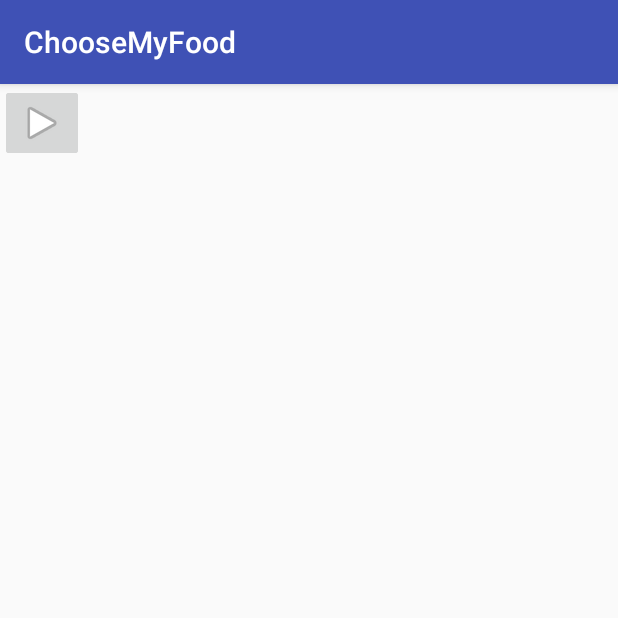
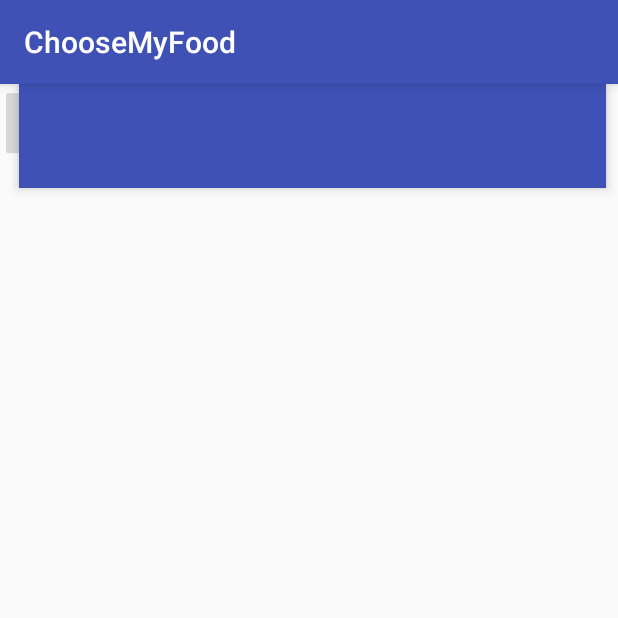
Before and after one commit to jsteph221/ChooseMyFood, an Android app: the screen it shows after launch (MainActivity), on a phone screen of 412 x 824 dp, the top half of it. Run offline under Robolectric (Android 15) with nearby library versions, the phone set to English and light mode, and no system bars; our stand-ins replace Volley; 3 statements that could not run were skipped.

Commit message:
Something working

```diff
--- a/app/build.gradle
+++ b/app/build.gradle
@@ -27,6 +27,8 @@ dependencies {
     compile 'com.android.support:appcompat-v7:25.3.1'
     compile 'com.android.support.constraint:constraint-layout:1.0.2'
     compile 'com.google.android.gms:play-services-location:11.0.4'
+    compile 'com.google.android.gms:play-services-places:11.0.4'
+    compile 'com.android.volley:volley:1.0.0'
 
     testCompile 'junit:junit:4.12'
 }
--- a/app/src/main/AndroidManifest.xml
+++ b/app/src/main/AndroidManifest.xml
@@ -2,6 +2,9 @@
 <manifest xmlns:android="http://schemas.android.com/apk/res/android"
     package="elapse.choosemyfood">
     <uses-permission android:name="android.permission.ACCESS_FINE_LOCATION" />
+    <meta-data
+        android:name="com.google.android.geo.API_KEY"
+        android:value="AIzaSyCcndRN1-FqszyIMNj8m4Goa2C3U5rofqM"/>
 
     <application
         android:allowBackup="true"
--- a/app/src/main/java/elapse/choosemyfood/MainActivity.java
+++ b/app/src/main/java/elapse/choosemyfood/MainActivity.java
@@ -9,26 +9,64 @@ import android.support.annotation.NonNull;
 import android.support.v4.app.ActivityCompat;
 import android.support.v4.content.ContextCompat;
 import android.support.v7.app.AppCompatActivity;
+import android.support.v7.widget.Toolbar;
+import android.util.Log;
+import android.widget.Toast;
 
+import com.android.volley.RequestQueue;
+import com.android.volley.toolbox.Volley;
+import com.google.android.gms.common.ConnectionResult;
 import com.google.android.gms.common.api.ApiException;
 import com.google.android.gms.common.api.CommonStatusCodes;
 import com.google.android.gms.common.api.ResolvableApiException;
+import com.google.android.gms.common.api.ResultCallback;
 import com.google.android.gms.location.FusedLocationProviderClient;
 import com.google.android.gms.location.LocationRequest;
 import com.google.android.gms.location.LocationServices;
 import com.google.android.gms.location.LocationSettingsRequest;
 import com.google.android.gms.location.LocationSettingsResponse;
 import com.google.android.gms.location.LocationSettingsStatusCodes;
+import com.google.android.gms.location.places.Place;
+import com.google.android.gms.location.places.PlaceBuffer;
+import com.google.android.gms.location.places.Places;
 import com.google.android.gms.location.SettingsClient;
 import com.google.android.gms.tasks.OnFailureListener;
 import com.google.android.gms.tasks.OnSuccessListener;
 import com.google.android.gms.tasks.Task;
+import com.google.android.gms.common.api.GoogleApiClient;
+import com.google.android.gms.common.api.GoogleApiClient.OnConnectionFailedListener;
+
+
+import com.android.volley.Request;
+import com.android.volley.Response;
+import com.android.volley.VolleyError;
+import com.android.volley.toolbox.JsonObjectRequest;
+
+import org.json.JSONArray;
+import org.json.JSONException;
+import org.json.JSONObject;
+
+import java.util.Random;
 
 import static android.content.pm.PackageManager.PERMISSION_GRANTED;
 
-public class MainActivity extends AppCompatActivity {
+public class MainActivity extends AppCompatActivity implements OnConnectionFailedListener  {
+    private static final String TAG = "Main_Activity";
+    private static final String baseUrl = "https://maps.googleapis.com/maps/api/place/textsearch/json?";
+    private static final String googleApiKey = "AIzaSyCcndRN1-FqszyIMNj8m4Goa2C3U5rofqM";
+    //Search Options
+    private String[] keywords;
+    private Location mCurrentLocation;
+    private String radius = "25000"; //Max 50000
+    private String minPrice = "0";
+    private String maxPrice = "4";
+    private static final String openNow = "true";
+    private static final String type = "restaurant";
+
+
     private FusedLocationProviderClient mFusedLocationClient;
-    private Location mCurrentLocation;
+    private GoogleApiClient mGoogleApiClient;
+
 
     private static final int  MY_PERMISSIONS_REQUEST_ACCESS_FINE_LOCATION = 1;
     protected static final int REQUEST_CHECK_SETTINGS = 0x1;
@@ -38,11 +76,70 @@ public class MainActivity extends AppCompatActivity {
     protected void onCreate(Bundle savedInstanceState) {
         super.onCreate(savedInstanceState);
         setContentView(R.layout.activity_main);
+        Toolbar myToolbar = (Toolbar) findViewById(R.id.my_toolbar);
+        setSupportActionBar(myToolbar);
         mFusedLocationClient = LocationServices.getFusedLocationProviderClient(this);
+        mGoogleApiClient = new GoogleApiClient
+                .Builder(this)
+                .addApi(Places.GEO_DATA_API)
+                .enableAutoManage(this, this)
+                .build();
+        checkAndRequestPermissions();
+        checkLocationSettings();
 
+
+    }
+    @Override
+    public void onConnectionFailed(ConnectionResult result) {
+        // An unresolvable error has occurred and a connection to Google APIs
+        // could not be established. Display an error message, or handle
+        // the failure silently
+
+        // TODO: On connection to google play failed
     }
 
     private void getRestaurant(){
+        RequestQueue queue = Volley.newRequestQueue(this);
+
+        String req = buildURL();
+        JsonObjectRequest jsObjRequest = new JsonObjectRequest
+                (Request.Method.GET, req, null, new Response.Listener<JSONObject>() {
+
+                    @Override
+                    public void onResponse(JSONObject response) {
+                        try{
+                            JSONArray results = response.getJSONArray("results");
+                            Random rn = new Random();
+                            int i = rn.nextInt(response.length());
+                            String placeId = results.getJSONObject(i).getString("place_id");
+                            Places.GeoDataApi.getPlaceById(mGoogleApiClient,placeId)
+                                    .setResultCallback(new ResultCallback<PlaceBuffer>() {
+                                        @Override
+                                        public void onResult(@NonNull PlaceBuffer places) {
+                                            if(places.getStatus().isSuccess()){
+                                                Place rest = places.get(0);
+                                                //TODO: OPen new page with info
+                                            }else{
+                                                Log.d(TAG,"Error finding place by ID");
+                                            }
+                                        }
+                                    });
+
+
+                        }catch (JSONException e){
+                            Log.d(TAG,"Error parsing JSON Response");
+                            Toast.makeText(MainActivity.this, "Error Parsing Json. Try Again.", Toast.LENGTH_LONG).show();
+                        }
+                    }
+                }, new Response.ErrorListener() {
+
+                    @Override
+                    public void onErrorResponse(VolleyError error) {
+                        // TODO Auto-generated method stub
+                        Toast.makeText(MainActivity.this, "Error retrieving restaurant. Try Again.", Toast.LENGTH_LONG).show();
+                    }
+                });
+        queue.add(jsObjRequest);
 
     }
 
@@ -55,6 +152,7 @@ public class MainActivity extends AppCompatActivity {
                             // Got last known location. In some rare situations this can be null.
                             if (location != null) {
                                 mCurrentLocation = location;
+
                             }
                         }
                     });
@@ -62,6 +160,27 @@ public class MainActivity extends AppCompatActivity {
             checkAndRequestPermissions();
             getLocation();
         }
+    }
+
+    private String buildURL(){
+        ///Necessary Settings
+        String url = baseUrl+"location="+mCurrentLocation.getLatitude()+","+mCurrentLocation.getLongitude()+
+                        "&radius="+radius+"&type="+type+"&opennow=true";
+        //Optional
+        if(keywords.length>0){
+            url+="&keyword=";
+            for(String word : keywords){
+                url+= word+" ";
+            }
+        }
+        if (!minPrice.equals("0")){
+            url+= "&minPrice="+minPrice;
+        }
+        if(!maxPrice.equals("4")){
+            url+="&maxPrice="+maxPrice;
+        }
+        url += "&keyword="+googleApiKey;
+        return url;
     }
 
     private LocationRequest createLocationRequest() {
@@ -81,7 +200,6 @@ public class MainActivity extends AppCompatActivity {
         task.addOnSuccessListener(this, new OnSuccessListener<LocationSettingsResponse>(){
             @Override
             public void onSuccess (LocationSettingsResponse resp){
-                //Locations settings OK
             }
         });
         task.addOnFailureListener(this, new OnFailureListener() {
@@ -90,8 +208,6 @@ public class MainActivity extends AppCompatActivity {
                 int statusCode = ((ApiException) e).getStatusCode();
                 switch (statusCode) {
                     case CommonStatusCodes.RESOLUTION_REQUIRED:
-                        // Location settings are not satisfied, but this can be fixed
-                        // by showing the user a dialog.
                         try {
                             // Show the dialog by calling startResolutionForResult(),
                             // and check the result in onActivityResult().
@@ -105,6 +221,7 @@ public class MainActivity extends AppCompatActivity {
                     case LocationSettingsStatusCodes.SETTINGS_CHANGE_UNAVAILABLE:
                         // Location settings are not satisfied. However, we have no way
                         // to fix the settings so we won't show the dialog.
+
                         break;
                 }
             }
@@ -132,11 +249,10 @@ public class MainActivity extends AppCompatActivity {
                     // contacts-related task you need to do.
 
                 } else {
-
+                    //TODO: Notify permissions needed
                     // permission denied, boo! Disable the
                     // functionality that depends on this permission.
                 }
-                return;
             }
 
             // other 'case' lines to check for other
--- a/app/src/main/res/layout/activity_main.xml
+++ b/app/src/main/res/layout/activity_main.xml
@@ -5,14 +5,24 @@
     android:layout_width="match_parent"
     android:layout_height="match_parent"
     tools:context="elapse.choosemyfood.MainActivity">
-
+    <Toolbar
+        android:id="@+id/my_toolbar"
+        android:layout_width="391dp"
+        android:layout_height="69dp"
+        android:background="?attr/colorPrimary"
+        android:elevation="4dp"
+        android:theme="@style/ThemeOverlay.AppCompat.ActionBar"
+        android:popupTheme="@style/ThemeOverlay.AppCompat.Light"
+        tools:layout_editor_absoluteY="0dp"
+        android:layout_marginRight="8dp"
+        app:layout_constraintRight_toRightOf="parent" />
     <ImageButton
         android:id="@+id/imageButton"
         android:layout_width="wrap_content"
         android:layout_height="wrap_content"
         app:srcCompat="@android:drawable/ic_menu_preferences"
-        tools:layout_editor_absoluteX="320dp"
-        tools:layout_editor_absoluteY="2dp" />
+        tools:layout_editor_absoluteX="289dp"
+        tools:layout_editor_absoluteY="16dp" />
 
     <ImageButton
         android:id="@+id/imageButton2"
@@ -20,7 +30,7 @@
         android:layout_height="wrap_content"
         android:onClick="getRestaurant"
         app:srcCompat="@android:drawable/ic_media_play"
-        tools:layout_editor_absoluteX="92dp"
-        tools:layout_editor_absoluteY="412dp" />
+        tools:layout_editor_absoluteX="148dp"
+        tools:layout_editor_absoluteY="278dp" />
 
 </android.support.constraint.ConstraintLayout>
```
